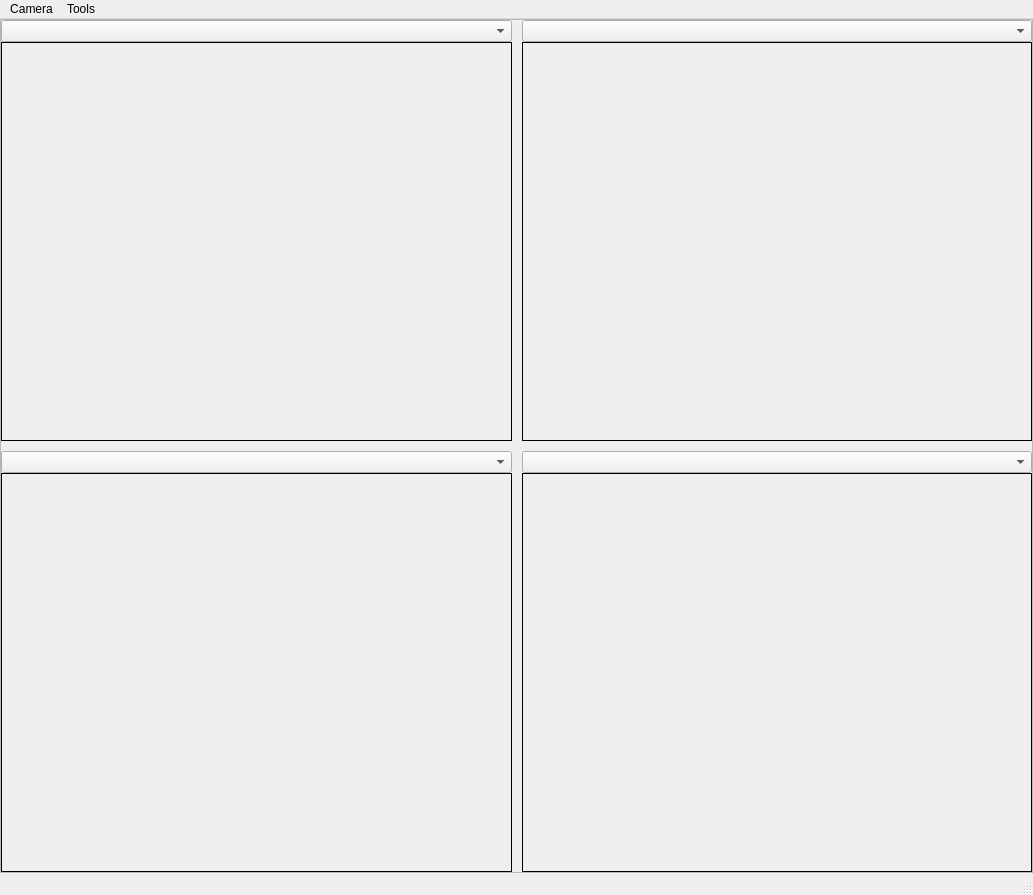
First picture: the form in src/designer/video.ui, repository marsinstituteSC/MissionControl, before the edit.
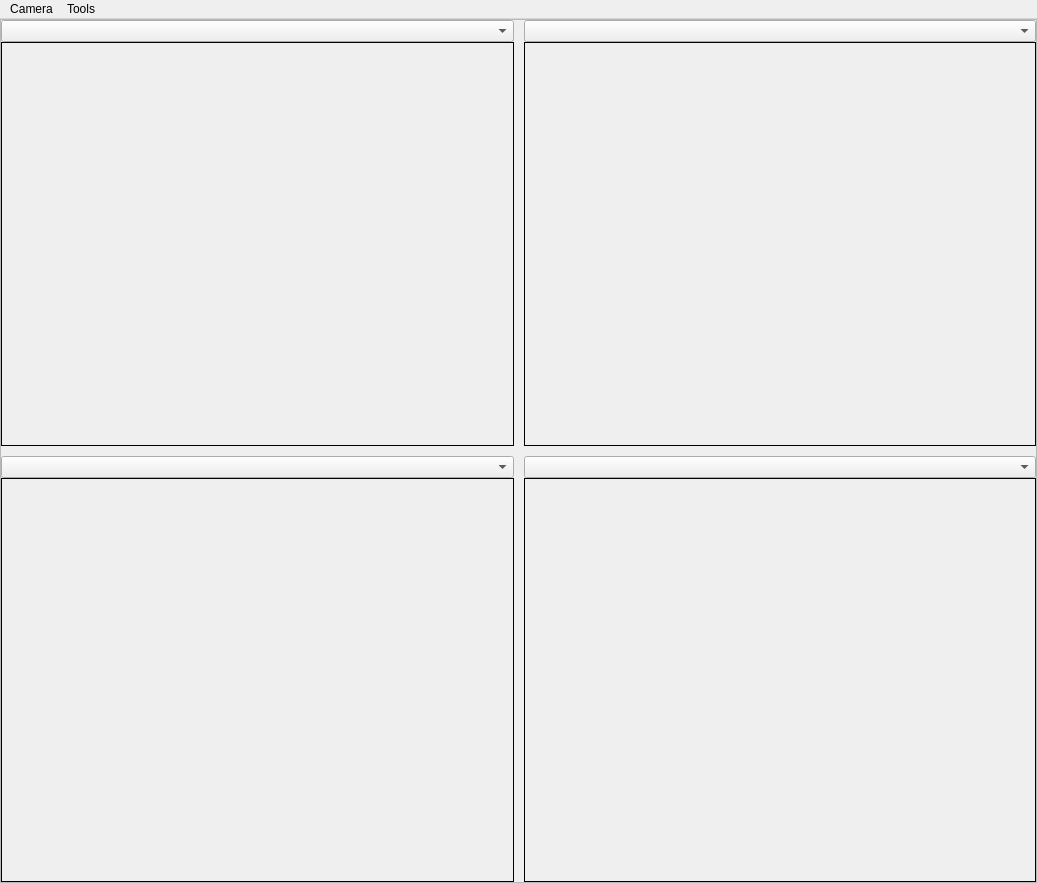
Second picture: the form after the edit.

Commit message:
- Video Remake
- Each video is in its own thread.
- Object for each video rendering
- Enable/disable video players
- Change video source from drop-down menu
- ! 1x2 layouts does not resize properly

Diff of the .ui file:
```diff
--- a/src/designer/video.ui
+++ b/src/designer/video.ui
@@ -6,32 +6,36 @@
    <rect>
     <x>0</x>
     <y>0</y>
-    <width>1033</width>
-    <height>895</height>
+    <width>1037</width>
+    <height>883</height>
    </rect>
   </property>
   <property name="windowTitle">
    <string>GIMR Video</string>
   </property>
+  <property name="toolButtonStyle">
+   <enum>Qt::ToolButtonIconOnly</enum>
+  </property>
   <widget class="QWidget" name="centralwidget">
-   <layout class="QGridLayout" name="gridLayout_2">
-    <property name="leftMargin">
-     <number>0</number>
-    </property>
-    <property name="topMargin">
-     <number>0</number>
-    </property>
-    <property name="rightMargin">
-     <number>0</number>
-    </property>
-    <property name="bottomMargin">
-     <number>0</number>
-    </property>
-    <property name="spacing">
-     <number>0</number>
-    </property>
-    <item row="0" column="0">
+   <property name="layoutDirection">
+    <enum>Qt::LeftToRight</enum>
+   </property>
+   <property name="autoFillBackground">
+    <bool>false</bool>
+   </property>
      <layout class="QGridLayout" name="gridLayout">
+    <property name="leftMargin">
+     <number>0</number>
+    </property>
+    <property name="topMargin">
+     <number>0</number>
+    </property>
+    <property name="rightMargin">
+     <number>0</number>
+    </property>
+    <property name="bottomMargin">
+     <number>0</number>
+    </property>
       <item row="0" column="0">
        <widget class="QFrame" name="frame">
         <property name="frameShape">
@@ -40,7 +44,7 @@
         <property name="frameShadow">
          <enum>QFrame::Raised</enum>
         </property>
-        <layout class="QGridLayout" name="gridLayout_3">
+      <layout class="QGridLayout" name="gridLayout_3" columnstretch="0,0">
          <property name="leftMargin">
           <number>0</number>
          </property>
@@ -56,58 +60,6 @@
          <property name="spacing">
           <number>0</number>
          </property>
-         <item row="0" column="0">
-          <widget class="QWidget" name="video1_widget" native="true">
-           <layout class="QGridLayout" name="gridLayout_4">
-            <property name="leftMargin">
-             <number>0</number>
-            </property>
-            <property name="topMargin">
-             <number>0</number>
-            </property>
-            <property name="rightMargin">
-             <number>5</number>
-            </property>
-            <property name="bottomMargin">
-             <number>5</number>
-            </property>
-            <property name="spacing">
-             <number>0</number>
-            </property>
-            <item row="1" column="0">
-             <widget class="QLabel" name="video1">
-              <property name="sizePolicy">
-               <sizepolicy hsizetype="Ignored" vsizetype="Ignored">
-                <horstretch>0</horstretch>
-                <verstretch>0</verstretch>
-               </sizepolicy>
-              </property>
-              <property name="minimumSize">
-               <size>
-                <width>0</width>
-                <height>0</height>
-               </size>
-              </property>
-              <property name="maximumSize">
-               <size>
-                <width>16777215</width>
-                <height>16777215</height>
-               </size>
-              </property>
-              <property name="frameShape">
-               <enum>QFrame::Box</enum>
-              </property>
-              <property name="text">
-               <string/>
-              </property>
-             </widget>
-            </item>
-            <item row="0" column="0">
-             <widget class="QComboBox" name="video1_choice"/>
-            </item>
-           </layout>
-          </widget>
-         </item>
          <item row="0" column="1">
           <widget class="QWidget" name="video3_widget" native="true">
            <layout class="QGridLayout" name="gridLayout_6">
@@ -126,6 +78,25 @@
             <property name="spacing">
              <number>0</number>
             </property>
+          <item row="1" column="0">
+           <widget class="QLabel" name="video3_player">
+            <property name="sizePolicy">
+             <sizepolicy hsizetype="Ignored" vsizetype="Ignored">
+              <horstretch>0</horstretch>
+              <verstretch>0</verstretch>
+             </sizepolicy>
+            </property>
+            <property name="frameShape">
+             <enum>QFrame::Box</enum>
+            </property>
+            <property name="text">
+             <string/>
+            </property>
+            <property name="scaledContents">
+             <bool>true</bool>
+            </property>
+           </widget>
+          </item>
             <item row="0" column="0">
              <widget class="QComboBox" name="video3_choice">
               <property name="editable">
@@ -133,22 +104,6 @@
               </property>
              </widget>
             </item>
-            <item row="1" column="0">
-             <widget class="QLabel" name="video3">
-              <property name="sizePolicy">
-               <sizepolicy hsizetype="Ignored" vsizetype="Ignored">
-                <horstretch>0</horstretch>
-                <verstretch>0</verstretch>
-               </sizepolicy>
-              </property>
-              <property name="frameShape">
-               <enum>QFrame::Box</enum>
-              </property>
-              <property name="text">
-               <string/>
-              </property>
-             </widget>
-            </item>
            </layout>
           </widget>
          </item>
@@ -204,6 +159,67 @@
            </layout>
           </widget>
          </item>
+       <item row="0" column="0">
+        <widget class="QWidget" name="video1_widget" native="true">
+         <property name="sizePolicy">
+          <sizepolicy hsizetype="Preferred" vsizetype="Preferred">
+           <horstretch>0</horstretch>
+           <verstretch>0</verstretch>
+          </sizepolicy>
+         </property>
+         <layout class="QGridLayout" name="gridLayout_4">
+          <property name="leftMargin">
+           <number>0</number>
+          </property>
+          <property name="topMargin">
+           <number>0</number>
+          </property>
+          <property name="rightMargin">
+           <number>5</number>
+          </property>
+          <property name="bottomMargin">
+           <number>5</number>
+          </property>
+          <property name="spacing">
+           <number>0</number>
+          </property>
+          <item row="0" column="0">
+           <widget class="QComboBox" name="video1_choice"/>
+          </item>
+          <item row="1" column="0">
+           <widget class="QLabel" name="video1_player">
+            <property name="sizePolicy">
+             <sizepolicy hsizetype="Ignored" vsizetype="Ignored">
+              <horstretch>0</horstretch>
+              <verstretch>0</verstretch>
+             </sizepolicy>
+            </property>
+            <property name="minimumSize">
+             <size>
+              <width>0</width>
+              <height>0</height>
+             </size>
+            </property>
+            <property name="maximumSize">
+             <size>
+              <width>16777215</width>
+              <height>16777215</height>
+             </size>
+            </property>
+            <property name="frameShape">
+             <enum>QFrame::Box</enum>
+            </property>
+            <property name="text">
+             <string/>
+            </property>
+            <property name="scaledContents">
+             <bool>true</bool>
+            </property>
+           </widget>
+          </item>
+         </layout>
+        </widget>
+       </item>
          <item row="1" column="1">
           <widget class="QWidget" name="video4_widget" native="true">
            <property name="enabled">
@@ -249,8 +265,6 @@
          </item>
         </layout>
        </widget>
-      </item>
-     </layout>
     </item>
    </layout>
   </widget>
@@ -259,7 +273,7 @@
     <rect>
      <x>0</x>
      <y>0</y>
-     <width>1033</width>
+     <width>1037</width>
      <height>21</height>
     </rect>
    </property>
@@ -278,7 +292,6 @@
    <addaction name="menuRun"/>
    <addaction name="menuTools"/>
   </widget>
-  <widget class="QStatusBar" name="statusbar"/>
   <action name="actionStart_Video">
    <property name="text">
     <string>Connect</string>
```
Left out of the diff: 15 changed lines with no effect on the pictures. Lines whose indentation alone changed are shown as unchanged. The commit also changes 2 other files.
